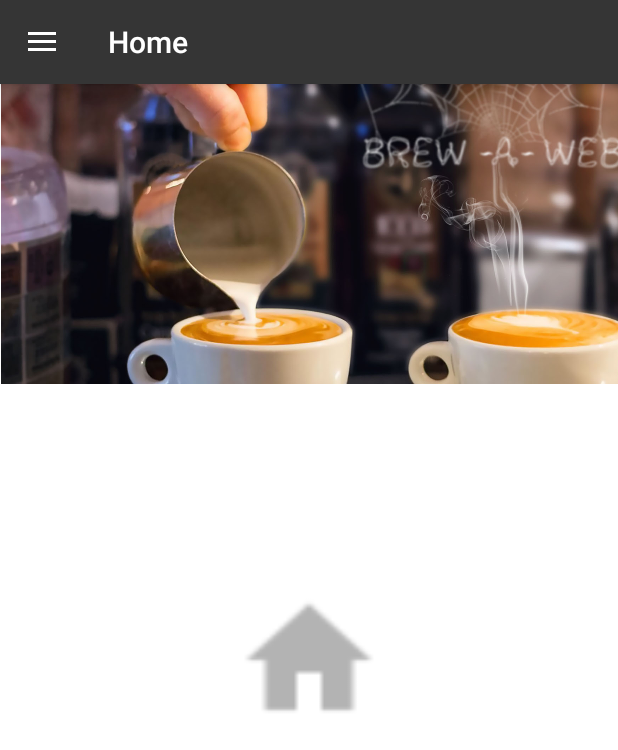
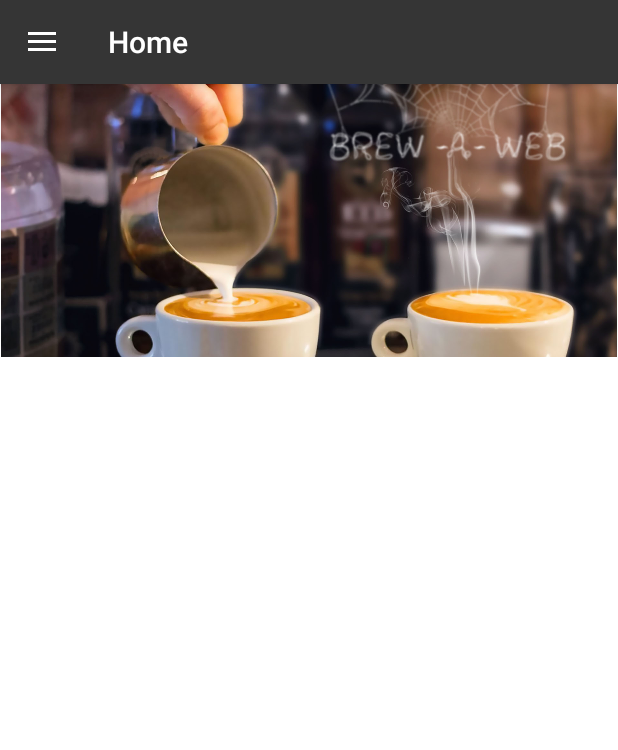
Before and after one commit to AzaharSheikh/BrewawebonlineApp, an Android app: the screen it shows after launch (MainActivity), after a tap on "Home", on a phone screen of 412 x 824 dp. Shown: the top 750 px of the screen. Run offline under Robolectric (Android 15) with nearby library versions, the phone set to English and light mode, and no system bars; 1 other tap on this screen came first.

Commit message:
navigation updated

```diff
--- a/app/src/main/java/com/thoughtinteract/brewawebonlineapp/Activities/MainActivity.java
+++ b/app/src/main/java/com/thoughtinteract/brewawebonlineapp/Activities/MainActivity.java
@@ -49,9 +49,9 @@ public class MainActivity extends AppCompatActivity
     private DrawerLayout drawer;
     private View navHeader;
     // tags used to attach the fragments
-    private static final String TAG_HOME = "home";
+    private static final String TAG_HOME = "Home";
     private static final String TAG_ABOUT = "About";
-    private static final String TAG_OFFERS = "offers";
+    private static final String TAG_OFFERS = "Offers";
     private static final String TAG_CAFE = "Cafe";
     private static final String TAG_CONTACT_US = "Contact Us";
     public static String CURRENT_TAG = TAG_HOME;
@@ -97,8 +97,8 @@ public class MainActivity extends AppCompatActivity
         zoomOut = AnimationUtils.loadAnimation(getApplicationContext(),
                 R.anim.zoom_out_anim);
         zoomOut.setAnimationListener(this);
-        img_dashboard=(ImageView)findViewById(R.id.img_dashboard);
-        img_dashboard.startAnimation(zoomOut);
+//        img_dashboard=(ImageView)findViewById(R.id.img_dashboard);
+//        img_dashboard.startAnimation(zoomOut);
         listView = (ListView) findViewById(R.id.list);
 
         fetchListData();
@@ -225,6 +225,7 @@ public class MainActivity extends AppCompatActivity
 
                     default:
                         navItemIndex = 0;
+                        CURRENT_TAG = TAG_HOME;
                 }
 
                 //Checking if the item is in checked state or not, if not make it in checked state
@@ -233,7 +234,7 @@ public class MainActivity extends AppCompatActivity
                 } else {
                     menuItem.setChecked(true);
                 }
-                menuItem.setChecked(true);
+               // menuItem.setChecked(true);
 
                 loadHomeFragment();
 
--- a/app/src/main/java/com/thoughtinteract/brewawebonlineapp/Fragments/HomeFragment.java
+++ b/app/src/main/java/com/thoughtinteract/brewawebonlineapp/Fragments/HomeFragment.java
@@ -66,7 +66,7 @@ public class HomeFragment extends Fragment {
     public View onCreateView(LayoutInflater inflater, ViewGroup container,
                              Bundle savedInstanceState) {
         // Inflate the layout for this fragment
-        return inflater.inflate(R.layout.fragment_home, container, false);
+        return inflater.inflate(R.layout.content_main, container, false);
     }
 
     // TODO: Rename method, update argument and hook method into UI event
--- a/app/src/main/res/layout/app_bar_main.xml
+++ b/app/src/main/res/layout/app_bar_main.xml
@@ -21,7 +21,7 @@
 
     </android.support.design.widget.AppBarLayout>
 
-    <include layout="@layout/content_main" />
+    <!--<include layout="@layout/content_main" />-->
     <FrameLayout
         android:id="@+id/frame"
         android:layout_width="match_parent"
```
